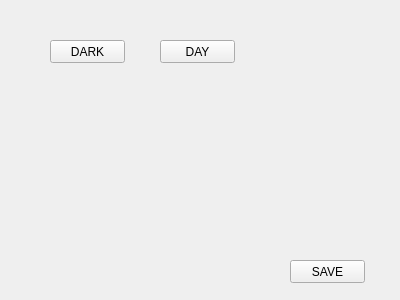
Before: the Qt Designer form ClientModule/settings.ui in giovannic96/Real-time-collaborative-text-editor, drawn with Qt 5.
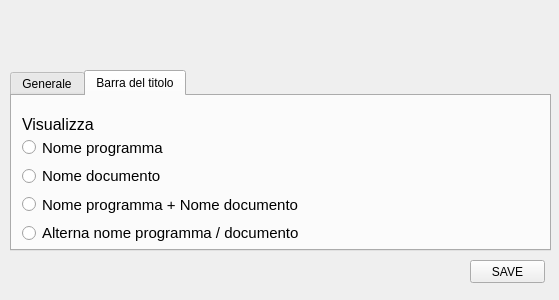
After: the same form once the commit is applied. The open tabs and pages were chosen to show the change.

```diff
--- a/ClientModule/settings.ui
+++ b/ClientModule/settings.ui
@@ -6,43 +6,17 @@
    <rect>
     <x>0</x>
     <y>0</y>
-    <width>400</width>
+    <width>559</width>
     <height>300</height>
    </rect>
   </property>
   <property name="windowTitle">
    <string>Form</string>
   </property>
-  <widget class="QPushButton" name="pushButton">
-   <property name="geometry">
-    <rect>
-     <x>50</x>
-     <y>40</y>
-     <width>75</width>
-     <height>23</height>
-    </rect>
-   </property>
-   <property name="text">
-    <string>DARK</string>
-   </property>
-  </widget>
-  <widget class="QPushButton" name="day">
-   <property name="geometry">
-    <rect>
-     <x>160</x>
-     <y>40</y>
-     <width>75</width>
-     <height>23</height>
-    </rect>
-   </property>
-   <property name="text">
-    <string>DAY</string>
-   </property>
-  </widget>
   <widget class="QPushButton" name="pushButton_3">
    <property name="geometry">
     <rect>
-     <x>290</x>
+     <x>470</x>
      <y>260</y>
      <width>75</width>
      <height>23</height>
@@ -52,6 +26,187 @@
     <string>SAVE</string>
    </property>
   </widget>
+  <widget class="QTabWidget" name="tabWidget">
+   <property name="geometry">
+    <rect>
+     <x>10</x>
+     <y>70</y>
+     <width>541</width>
+     <height>181</height>
+    </rect>
+   </property>
+   <property name="currentIndex">
+    <number>0</number>
+   </property>
+   <widget class="QWidget" name="tab">
+    <attribute name="title">
+     <string>Generale</string>
+    </attribute>
+    <widget class="QPushButton" name="pushButton">
+     <property name="geometry">
+      <rect>
+       <x>190</x>
+       <y>40</y>
+       <width>75</width>
+       <height>23</height>
+      </rect>
+     </property>
+     <property name="text">
+      <string>DARK</string>
+     </property>
+    </widget>
+    <widget class="QPushButton" name="day">
+     <property name="geometry">
+      <rect>
+       <x>190</x>
+       <y>70</y>
+       <width>75</width>
+       <height>23</height>
+      </rect>
+     </property>
+     <property name="text">
+      <string>DAY</string>
+     </property>
+    </widget>
+    <widget class="QLabel" name="label">
+     <property name="geometry">
+      <rect>
+       <x>10</x>
+       <y>20</y>
+       <width>71</width>
+       <height>16</height>
+      </rect>
+     </property>
+     <property name="font">
+      <font>
+       <pointsize>12</pointsize>
+      </font>
+     </property>
+     <property name="text">
+      <string>Modalità</string>
+     </property>
+    </widget>
+    <widget class="QWidget" name="">
+     <property name="geometry">
+      <rect>
+       <x>10</x>
+       <y>40</y>
+       <width>91</width>
+       <height>52</height>
+      </rect>
+     </property>
+     <layout class="QVBoxLayout" name="verticalLayout">
+      <item>
+       <widget class="QRadioButton" name="dayRadio">
+        <property name="font">
+         <font>
+          <pointsize>11</pointsize>
+         </font>
+        </property>
+        <property name="text">
+         <string>DayMode</string>
+        </property>
+       </widget>
+      </item>
+      <item>
+       <widget class="QRadioButton" name="darkRadio">
+        <property name="font">
+         <font>
+          <pointsize>11</pointsize>
+         </font>
+        </property>
+        <property name="text">
+         <string>DarkMode</string>
+        </property>
+       </widget>
+      </item>
+     </layout>
+    </widget>
+   </widget>
+   <widget class="QWidget" name="tab_2">
+    <attribute name="title">
+     <string>Barra del titolo</string>
+    </attribute>
+    <widget class="QLabel" name="label_2">
+     <property name="geometry">
+      <rect>
+       <x>10</x>
+       <y>20</y>
+       <width>91</width>
+       <height>16</height>
+      </rect>
+     </property>
+     <property name="font">
+      <font>
+       <pointsize>12</pointsize>
+      </font>
+     </property>
+     <property name="text">
+      <string>Visualizza</string>
+     </property>
+    </widget>
+    <widget class="QWidget" name="">
+     <property name="geometry">
+      <rect>
+       <x>10</x>
+       <y>40</y>
+       <width>285</width>
+       <height>108</height>
+      </rect>
+     </property>
+     <layout class="QVBoxLayout" name="verticalLayout_2">
+      <item>
+       <widget class="QRadioButton" name="nomeTitoloRadio1">
+        <property name="font">
+         <font>
+          <pointsize>11</pointsize>
+         </font>
+        </property>
+        <property name="text">
+         <string>Nome programma</string>
+        </property>
+       </widget>
+      </item>
+      <item>
+       <widget class="QRadioButton" name="nomeTitoloRadio4">
+        <property name="font">
+         <font>
+          <pointsize>11</pointsize>
+         </font>
+        </property>
+        <property name="text">
+         <string>Nome documento</string>
+        </property>
+       </widget>
+      </item>
+      <item>
+       <widget class="QRadioButton" name="nomeTitoloRadio2">
+        <property name="font">
+         <font>
+          <pointsize>11</pointsize>
+         </font>
+        </property>
+        <property name="text">
+         <string>Nome programma + Nome documento</string>
+        </property>
+       </widget>
+      </item>
+      <item>
+       <widget class="QRadioButton" name="nomeTitoloRadio3">
+        <property name="font">
+         <font>
+          <pointsize>11</pointsize>
+         </font>
+        </property>
+        <property name="text">
+         <string>Alterna nome programma / documento</string>
+        </property>
+       </widget>
+      </item>
+     </layout>
+    </widget>
+   </widget>
+  </widget>
  </widget>
  <resources/>
  <connections/>
```
